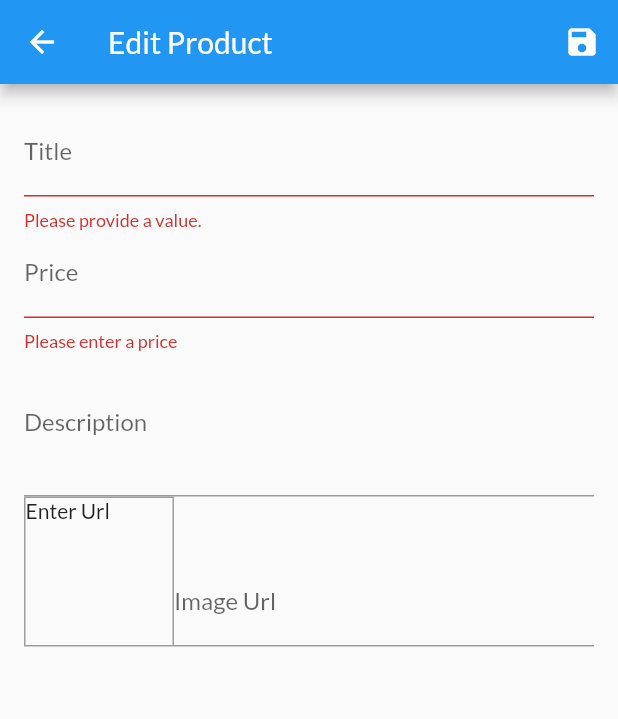
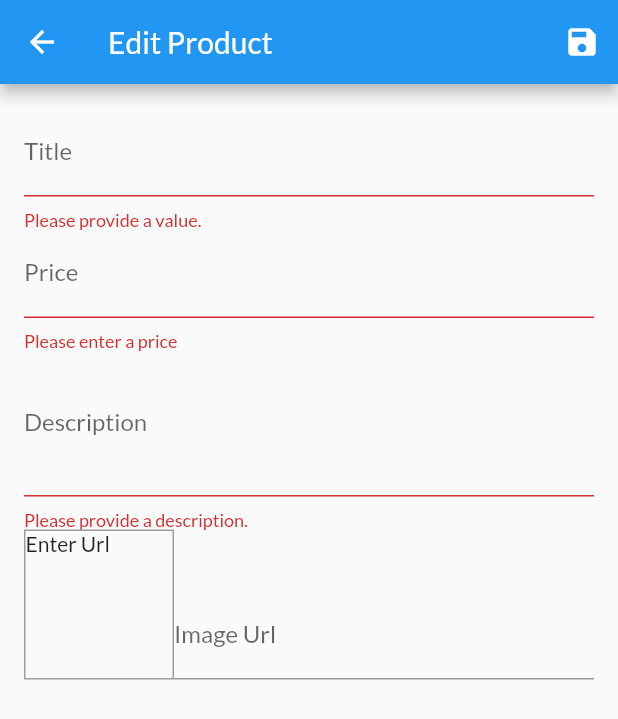
Before and after one commit to YuckiestPenguin/shop_app_flutter, a Flutter app: the EditProductScreen screen opened by its route, after a tap on the "save" icon, on a phone screen of 412 x 824 dp. Shown: the top 719 px of the screen. Run offline on Flutter 3.47's test engine with Material 2 defaults, Android fonts, the phone set to English and light mode, and no system bars; network calls fail.

Commit message:
added description validation

```diff
--- a/lib/screens/edit_product_screen.dart
+++ b/lib/screens/edit_product_screen.dart
@@ -130,6 +130,15 @@ class _EditProductScreenState extends State<EditProductScreen> {
                       imageUrl: _editedProduct.imageUrl,
                       id: null);
                 },
+                validator: (value) {
+                  if (value.isEmpty) {
+                    return 'Please provide a description.';
+                  }
+                  if (value.length <10) {
+                    return 'Should be at least 10 characters long';
+                  }
+                  return null;
+                },
               ),
               Row(
                 crossAxisAlignment: CrossAxisAlignment.end,
```
